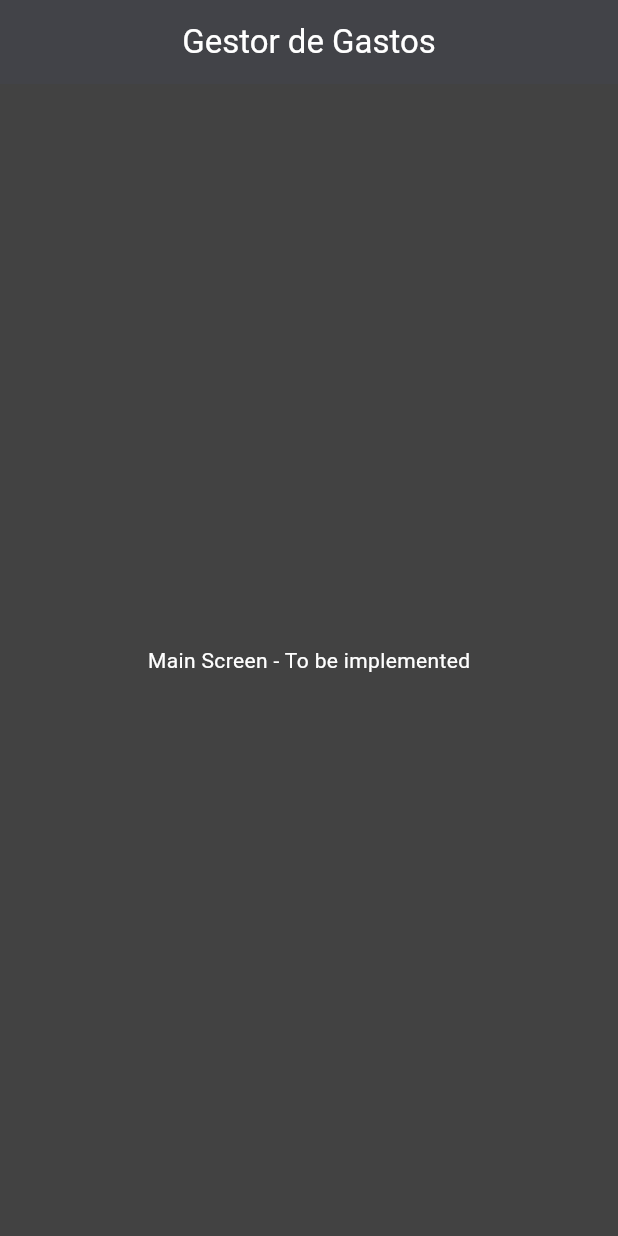
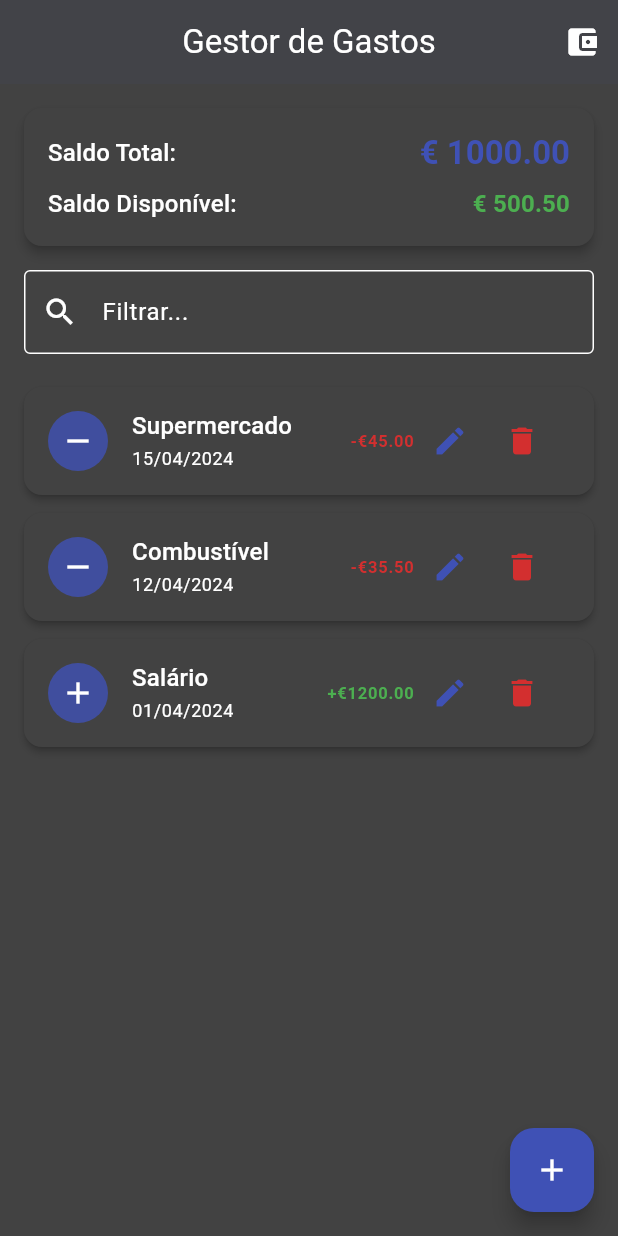
Before and after one commit to cabrit0/gestao_gastos, a Flutter app: the screen it shows after launch, on a phone screen of 412 x 824 dp. Run offline on Flutter 3.47's test engine with Material 3 defaults, Android fonts, the phone set to English and light mode, and no system bars.

Commit message:
feat(ui): add reusable widgets for consistent user experience Add five reusable widgets to improve UI consistency and code maintainability:
TransactionListItem: Display transaction entries with visual cues for expenses/income
BalanceDisplay: Show total and available balances with consistent formatting
DateSelector: User-friendly date selection with consistent date formatting
AmountInput: Specialized monetary value input with validation and formatting
ConfirmationDialog: Standardized confirmation dialogs with destructive action highlighting

````diff
--- a/lib/screens/main_screen.dart
+++ b/lib/screens/main_screen.dart
@@ -1,4 +1,8 @@
 import 'package:flutter/material.dart';
+import 'transaction_screen.dart';
+import '../widgets/transaction_list_item.dart';
+import '../widgets/balance_display.dart';
+import '../widgets/confirmation_dialog.dart';
 
 class MainScreen extends StatelessWidget {
   const MainScreen({super.key});
@@ -8,9 +12,124 @@ class MainScreen extends StatelessWidget {
     return Scaffold(
       appBar: AppBar(
         title: const Text('Gestor de Gastos'),
+        actions: [
+          IconButton(
+            icon: const Icon(Icons.account_balance_wallet),
+            onPressed: () {
+              // Futuro diálogo para editar saldo
+            },
+          ),
+        ],
       ),
-      body: const Center(
-        child: Text('Main Screen - To be implemented'),
+      body: Padding(
+        padding: const EdgeInsets.all(16.0),
+        child: Column(
+          crossAxisAlignment: CrossAxisAlignment.start,
+          children: [
+            BalanceDisplay(
+              totalBalance: '€ 1000.00',
+              availableBalance: '€ 500.50',
+            ),
+            Padding(
+              padding: const EdgeInsets.only(bottom: 16.0),
+              child: TextField(
+                decoration: const InputDecoration(
+                  labelText: 'Filtrar...',
+                  border: OutlineInputBorder(),
+                  prefixIcon: Icon(Icons.search),
+                ),
+              ),
+            ),
+            Expanded(
+              child: ListView(
+                children: [
+                  TransactionListItem(
+                    title: 'Supermercado',
+                    amount: '-€45.00',
+                    date: '15/04/2024',
+                    onEditTap: () {
+                      print('Editar Supermercado');
+                    },
+                    onDeleteTap: () {
+                      ConfirmationDialog.show(
+                        context,
+                        title: 'Excluir Transação',
+                        content:
+                            'Tem certeza que deseja excluir "Supermercado"?',
+                        confirmLabel: 'Excluir',
+                        isDestructive: true,
+                        onConfirm: () {
+                          // Aqui seria implementada a lógica para excluir a transação
+                          ScaffoldMessenger.of(context).showSnackBar(
+                            const SnackBar(content: Text('Transação excluída')),
+                          );
+                        },
+                      );
+                    },
+                  ),
+                  TransactionListItem(
+                    title: 'Combustível',
+                    amount: '-€35.50',
+                    date: '12/04/2024',
+                    onEditTap: () {
+                      print('Editar Combustível');
+                    },
+                    onDeleteTap: () {
+                      ConfirmationDialog.show(
+                        context,
+                        title: 'Excluir Transação',
+                        content:
+                            'Tem certeza que deseja excluir "Combustível"?',
+                        confirmLabel: 'Excluir',
+                        isDestructive: true,
+                        onConfirm: () {
+                          // Aqui seria implementada a lógica para excluir a transação
+                          ScaffoldMessenger.of(context).showSnackBar(
+                            const SnackBar(content: Text('Transação excluída')),
+                          );
+                        },
+                      );
+                    },
+                  ),
+                  TransactionListItem(
+                    title: 'Salário',
+                    amount: '+€1200.00',
+                    date: '01/04/2024',
+                    onEditTap: () {
+                      print('Editar Salário');
+                    },
+                    onDeleteTap: () {
+                      ConfirmationDialog.show(
+                        context,
+                        title: 'Excluir Transação',
+                        content: 'Tem certeza que deseja excluir "Salário"?',
+                        confirmLabel: 'Excluir',
+                        isDestructive: true,
+                        onConfirm: () {
+                          // Aqui seria implementada a lógica para excluir a transação
+                          ScaffoldMessenger.of(context).showSnackBar(
+                            const SnackBar(content: Text('Transação excluída')),
+                          );
+                        },
+                      );
+                    },
+                  ),
+                ],
+              ),
+            ),
+          ],
+        ),
+      ),
+      floatingActionButton: FloatingActionButton(
+        onPressed: () {
+          Navigator.push(
+            context,
+            MaterialPageRoute(
+              builder: (context) => const TransactionScreen(isEditing: false),
+            ),
+          );
+        },
+        child: const Icon(Icons.add),
       ),
     );
   }
--- /dev/null
+++ b/lib/widgets/balance_display.dart
@@ -0,0 +1,73 @@
+import 'package:flutter/material.dart';
+
+class BalanceDisplay extends StatelessWidget {
+  final String totalBalance;
+  final String availableBalance;
+
+  const BalanceDisplay({
+    super.key,
+    required this.totalBalance,
+    required this.availableBalance,
+  });
+
+  @override
+  Widget build(BuildContext context) {
+    final theme = Theme.of(context);
+
+    return Card(
+      elevation: 3,
+      margin: const EdgeInsets.only(bottom: 16),
+      child: Padding(
+        padding: const EdgeInsets.all(16.0),
+        child: Column(
+          crossAxisAlignment: CrossAxisAlignment.start,
+          children: [
+            Row(
+              mainAxisAlignment: MainAxisAlignment.spaceBetween,
+              children: [
+                Text(
+                  'Saldo Total:',
+                  style: theme.textTheme.titleMedium,
+                ),
+                Text(
+                  totalBalance,
+                  style: theme.textTheme.titleLarge?.copyWith(
+                    fontWeight: FontWeight.bold,
+                    color: theme.colorScheme.primary,
+                  ),
+                ),
+              ],
+            ),
+            const SizedBox(height: 8),
+            Row(
+              mainAxisAlignment: MainAxisAlignment.spaceBetween,
+              children: [
+                Text(
+                  'Saldo Disponível:',
+                  style: theme.textTheme.titleMedium,
+                ),
+                Text(
+                  availableBalance,
+                  style: theme.textTheme.titleMedium?.copyWith(
+                    fontWeight: FontWeight.bold,
+                    color: _getAvailableBalanceColor(context),
+                  ),
+                ),
+              ],
+            ),
+          ],
+        ),
+      ),
+    );
+  }
+
+  // Determina a cor do saldo disponível com base no valor
+  Color _getAvailableBalanceColor(BuildContext context) {
+    // Se o saldo disponível começar com '-', é negativo
+    if (availableBalance.startsWith('-')) {
+      return Theme.of(context).colorScheme.error;
+    }
+    // Caso contrário, é positivo ou zero
+    return Colors.green;
+  }
+}
--- /dev/null
+++ b/lib/widgets/confirmation_dialog.dart
@@ -0,0 +1,70 @@
+import 'package:flutter/material.dart';
+
+/// Widget para exibir diálogos de confirmação de forma consistente.
+///
+/// Uso:
+/// ```dart
+/// ConfirmationDialog.show(
+///   context,
+///   title: 'Excluir Transação',
+///   content: 'Tem certeza que deseja excluir esta transação?',
+///   confirmLabel: 'Excluir',
+///   onConfirm: () {
+///     // Ação a ser executada quando o usuário confirmar
+///   },
+/// );
+/// ```
+class ConfirmationDialog {
+  /// Exibe um diálogo de confirmação.
+  ///
+  /// [context] O contexto do BuildContext.
+  /// [title] O título do diálogo.
+  /// [content] O conteúdo/mensagem do diálogo.
+  /// [confirmLabel] O texto do botão de confirmação (padrão: 'Confirmar').
+  /// [cancelLabel] O texto do botão de cancelamento (padrão: 'Cancelar').
+  /// [isDestructive] Se a ação é destrutiva, o botão de confirmação será vermelho.
+  /// [onConfirm] Callback chamado quando o usuário confirma a ação.
+  static Future<bool> show(
+    BuildContext context, {
+    required String title,
+    required String content,
+    String confirmLabel = 'Confirmar',
+    String cancelLabel = 'Cancelar',
+    bool isDestructive = false,
+    required VoidCallback onConfirm,
+  }) async {
+    final result = await showDialog<bool>(
+      context: context,
+      barrierDismissible: false,
+      builder: (BuildContext dialogContext) {
+        return AlertDialog(
+          title: Text(title),
+          content: Text(content),
+          actions: [
+            TextButton(
+              onPressed: () {
+                Navigator.of(dialogContext).pop(false);
+              },
+              child: Text(cancelLabel),
+            ),
+            ElevatedButton(
+              onPressed: () {
+                Navigator.of(dialogContext).pop(true);
+                onConfirm();
+              },
+              style: isDestructive
+                  ? ElevatedButton.styleFrom(
+                      backgroundColor: Theme.of(context).colorScheme.error,
+                      foregroundColor: Theme.of(context).colorScheme.onError,
+                    )
+                  : null,
+              child: Text(confirmLabel),
+            ),
+          ],
+        );
+      },
+    );
+
+    return result ?? false;
+  }
+}
--- /dev/null
+++ b/lib/widgets/transaction_list_item.dart
@@ -0,0 +1,69 @@
+import 'package:flutter/material.dart';
+
+class TransactionListItem extends StatelessWidget {
+  final String title;
+  final String amount;
+  final String date;
+  final VoidCallback onEditTap;
+  final VoidCallback onDeleteTap;
+
+  const TransactionListItem({
+    super.key,
+    required this.title,
+    required this.amount,
+    required this.date,
+    required this.onEditTap,
+    required this.onDeleteTap,
+  });
+
+  @override
+  Widget build(BuildContext context) {
+    // Determinar se é uma despesa (valor negativo) ou receita (valor positivo)
+    final bool isExpense = amount.startsWith('-');
+
+    // Usar cores do tema para diferenciar despesas e receitas
+    final Color amountColor =
+        isExpense ? Theme.of(context).colorScheme.error : Colors.green;
+
+    return Card(
+      elevation: 2,
+      margin: const EdgeInsets.symmetric(vertical: 6, horizontal: 0),
+      child: ListTile(
+        title: Text(title, style: Theme.of(context).textTheme.titleMedium),
+        subtitle: Text(date, style: Theme.of(context).textTheme.bodySmall),
+        leading: CircleAvatar(
+          backgroundColor: Theme.of(
+            context,
+          ).colorScheme.primary.withOpacity(0.8),
+          child: Icon(
+            isExpense ? Icons.remove : Icons.add,
+            color: Theme.of(context).colorScheme.onPrimary,
+          ),
+        ),
+        trailing: Row(
+          mainAxisSize: MainAxisSize.min,
+          children: [
+            Text(
+              amount,
+              style: TextStyle(fontWeight: FontWeight.bold, color: amountColor),
+            ),
+            IconButton(
+              icon: Icon(
+                Icons.edit,
+                color: Theme.of(context).colorScheme.primary,
+              ),
+              onPressed: onEditTap,
+            ),
+            IconButton(
+              icon: Icon(
+                Icons.delete,
+                color: Theme.of(context).colorScheme.error,
+              ),
+              onPressed: onDeleteTap,
+            ),
+          ],
+        ),
+      ),
+    );
+  }
+}
````
Also changed, not shown: lib/screens/transaction_screen.dart (added, +90 -0 lines), lib/widgets/amount_input.dart (added, +102 -0 lines), lib/widgets/date_selector.dart (added, +80 -0 lines), 1 other file.
